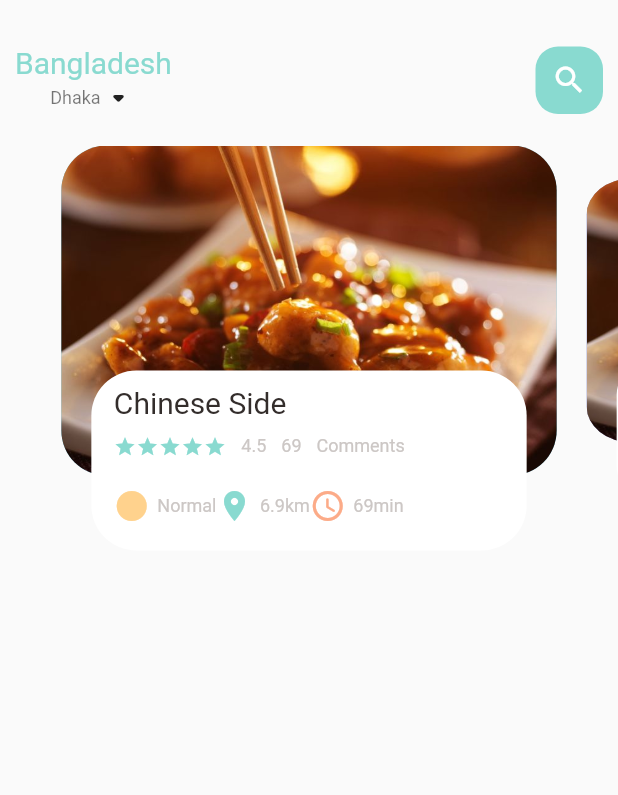
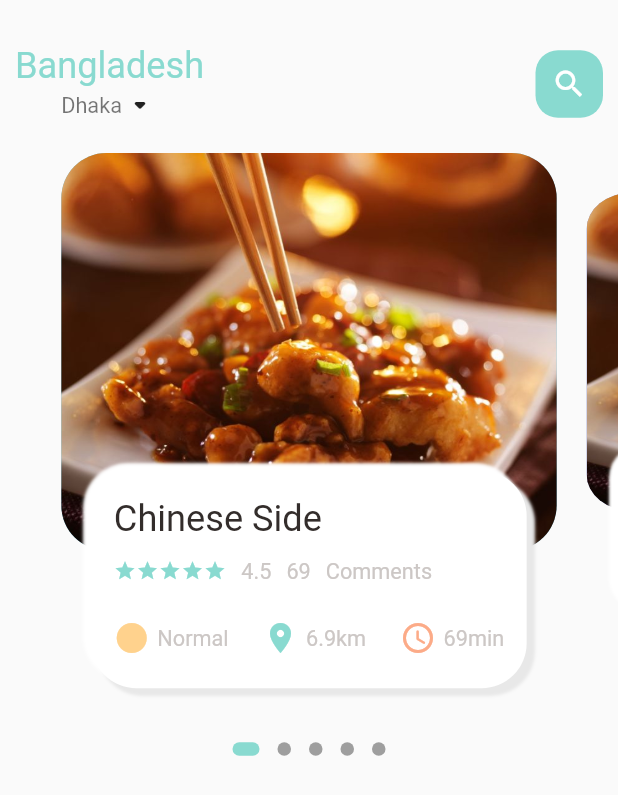
Before and after one commit to Towfiq-Roni/e_commerce, a Flutter app: the screen it shows after launch, on a phone screen of 412 x 824 dp. Shown: the top 795 px of the screen. Run offline on Flutter 3.47's test engine with Material 2 defaults, Android fonts, the phone set to English and light mode, and no system bars; drawn by our look-alikes of dots_indicator; our stand-ins replace get.

Commit message:
done till dynamic scaling (video 2:24:23)

```diff
--- a/lib/home/food_page_body.dart
+++ b/lib/home/food_page_body.dart
@@ -1,4 +1,6 @@
+import 'package:dots_indicator/dots_indicator.dart';
 import 'package:e_commerce/utils/colors.dart';
+import 'package:e_commerce/utils/dimensions.dart';
 import 'package:e_commerce/widgets/big_text.dart';
 import 'package:e_commerce/widgets/icon_and_text_widget.dart';
 import 'package:e_commerce/widgets/small_text.dart';
@@ -16,10 +18,10 @@ class _FoodPageBodyState extends State<FoodPageBody> {
   PageController pageController = PageController(viewportFraction: 0.85);
   var _currPageValue = 0.0;
   double _scaleFactor = 0.8;
-  double _height = 220;
+  double _height = Dimensions.pageViewContainer;
 
   @override
-  void initState(){
+  void initState() {
     super.initState();
     pageController.addListener(() {
       setState(() {
@@ -30,50 +32,63 @@ class _FoodPageBodyState extends State<FoodPageBody> {
   }
 
   @override
-  void dispose(){
+  void dispose() {
     pageController.dispose();
   }
 
   @override
   Widget build(BuildContext context) {
-    return Container(
+    return Column(
+      children: [
+        Container(
           // color: Colors.redAccent,
-      height: 300,
+          height: Dimensions.pageView,
           child: PageView.builder(
               controller: pageController,
               itemCount: 5,
               itemBuilder: (context, position) {
                 return _buildPageItem(position);
               }),
+        ),
+        new DotsIndicator(
+          dotsCount: 5,
+          position: _currPageValue,
+          decorator: DotsDecorator(
+            activeColor: AppColors.mainColor,
+            size: const Size.square(9.0),
+            activeSize: const Size(18.0, 9.0),
+            activeShape: RoundedRectangleBorder(
+                borderRadius: BorderRadius.circular(5.0)),
+          ),
+        ),
+      ],
     );
   }
 
   Widget _buildPageItem(int index) {
     Matrix4 matrix4 = new Matrix4.identity();
-    if(index == _currPageValue.floor()){
-      var currScale = 1-(_currPageValue-index)*(1-_scaleFactor);
-      var currTrans = _height*(1-currScale)/2;
+    if (index == _currPageValue.floor()) {
+      var currScale = 1 - (_currPageValue - index) * (1 - _scaleFactor);
+      var currTrans = _height * (1 - currScale) / 2;
       matrix4 = Matrix4.diagonal3Values(1, currScale, 1)
         ..setTranslationRaw(0, currTrans, 0);
-    }
-    else if(index == _currPageValue.floor()+1){
-      var currScale = _scaleFactor+(_currPageValue-index+1)*(1-_scaleFactor);
-      var currTrans = _height*(1-currScale)/2;
+    } else if (index == _currPageValue.floor() + 1) {
+      var currScale =
+          _scaleFactor + (_currPageValue - index + 1) * (1 - _scaleFactor);
+      var currTrans = _height * (1 - currScale) / 2;
       matrix4 = Matrix4.diagonal3Values(1, currScale, 1);
       matrix4 = Matrix4.diagonal3Values(1, currScale, 1)
         ..setTranslationRaw(0, currTrans, 0);
-    }
-    else if(index == _currPageValue.floor()-1){
-      var currScale = 1-(_currPageValue-index)*(1-_scaleFactor);
-      var currTrans = _height*(1-currScale)/2;
+    } else if (index == _currPageValue.floor() - 1) {
+      var currScale = 1 - (_currPageValue - index) * (1 - _scaleFactor);
+      var currTrans = _height * (1 - currScale) / 2;
       matrix4 = Matrix4.diagonal3Values(1, currScale, 1);
       matrix4 = Matrix4.diagonal3Values(1, currScale, 1)
         ..setTranslationRaw(0, currTrans, 0);
-    }
-    else{
+    } else {
       var currScale = 0.8;
       matrix4 = Matrix4.diagonal3Values(1, currScale, 1)
-        ..setTranslationRaw(0, _height*(1-_scaleFactor)/2, 1);
+        ..setTranslationRaw(0, _height * (1 - _scaleFactor) / 2, 1);
     }
 
     return Transform(
@@ -81,55 +96,88 @@ class _FoodPageBodyState extends State<FoodPageBody> {
       child: Stack(
         children: [
           Container(
-            height: 220,
+            height: Dimensions.pageViewContainer,
             margin: EdgeInsets.only(left: 10, right: 10),
             decoration: BoxDecoration(
               borderRadius: BorderRadius.circular(30),
               color: index.isEven ? Color(0xFF69c5df) : Color(0xFF9294cc),
               image: DecorationImage(
                   fit: BoxFit.cover,
-                    image: AssetImage("assets/image/food1.png"))),
+                  image: AssetImage("assets/image/food1.png")),
+            ),
           ),
           Align(
             alignment: Alignment.bottomCenter,
             child: Container(
-              height: 120,
+              height: Dimensions.pageViewTextContainer,
               margin: EdgeInsets.only(left: 30, right: 30, bottom: 30),
               decoration: BoxDecoration(
                 borderRadius: BorderRadius.circular(30),
                 color: Colors.white,
+                boxShadow: [
+                  BoxShadow(
+                    color: Color(0xFFe8e8e8),
+                    blurRadius: 1.0,
+                    offset: Offset(5, 5),
+                  ),
+                  BoxShadow(
+                    color: Colors.white,
+                    blurRadius: 1.0,
+                    offset: Offset(-5, -5),
+                  ),
+                ],
               ),
               child: Container(
-                padding: EdgeInsets.only(top: 10, left: 15, right: 15),
+                padding: EdgeInsets.only(
+                    top: Dimensions.height15, left: 15, right: 15),
                 child: Column(
                   crossAxisAlignment: CrossAxisAlignment.start,
                   children: [
                     BigText(text: "Chinese Side"),
-                    SizedBox(height: 10,),
+                    SizedBox(
+                      height: Dimensions.height10,
+                    ),
                     Row(
                       children: [
                         Wrap(
-                          children: List.generate(5, (index) => Icon(Icons.star,
-                              color:AppColors.mainColor, size: 15,)),
+                          children: List.generate(
+                              5,
+                              (index) => Icon(
+                                    Icons.star,
+                                    color: AppColors.mainColor,
+                                    size: 15,
+                                  )),
                         ),
-                        SizedBox(width: 10,),
+                        SizedBox(
+                          width: 10,
+                        ),
                         SmallText(text: "4.5"),
-                        SizedBox(width: 10,),
+                        SizedBox(
+                          width: 10,
+                        ),
                         SmallText(text: "69"),
-                        SizedBox(width: 10,),
+                        SizedBox(
+                          width: 10,
+                        ),
                         SmallText(text: "Comments"),
                       ],
                     ),
-                    SizedBox(height: 20,),
+                    SizedBox(
+                      height: Dimensions.height20,
+                    ),
                     Row(
+                      mainAxisAlignment: MainAxisAlignment.spaceBetween,
                       children: [
-                        IconAndTextWidget(icon:Icons.circle_sharp,
+                        IconAndTextWidget(
+                            icon: Icons.circle_sharp,
                             text: "Normal",
                             iconColor: AppColors.iconColor1),
-                        IconAndTextWidget(icon:Icons.location_on,
+                        IconAndTextWidget(
+                            icon: Icons.location_on,
                             text: "6.9km",
                             iconColor: AppColors.mainColor),
-                        IconAndTextWidget(icon:Icons.access_time_rounded,
+                        IconAndTextWidget(
+                            icon: Icons.access_time_rounded,
                             text: "69min",
                             iconColor: AppColors.iconColor2),
                       ],
--- a/lib/home/main_food_page.dart
+++ b/lib/home/main_food_page.dart
@@ -14,6 +14,7 @@ class MainFoodPage extends StatefulWidget {
 class _MainFoodPageState extends State<MainFoodPage> {
   @override
   Widget build(BuildContext context) {
+    // print("Screen Height: "+MediaQuery.of(context).size.height.toString());
     return Scaffold(
       body: Column(
         children: [
--- a/lib/main.dart
+++ b/lib/main.dart
@@ -1,5 +1,6 @@
 import 'package:e_commerce/home/main_food_page.dart';
 import 'package:flutter/material.dart';
+import 'package:get/get.dart';
 
 void main() {
   runApp(const MyApp());
@@ -11,7 +12,7 @@ class MyApp extends StatelessWidget {
   // This widget is the root of your application.
   @override
   Widget build(BuildContext context) {
-    return MaterialApp(
+    return GetMaterialApp(
       debugShowCheckedModeBanner: false,
       title: 'Flutter Demo',
       theme: ThemeData(
--- /dev/null
+++ b/lib/utils/dimensions.dart
@@ -0,0 +1,17 @@
+import 'package:get/get.dart';
+
+class Dimensions{
+  static double screenHeight = Get.context!.height;
+  static double screenWidth = Get.context!.width;
+
+  static double pageView = screenHeight/2.13;
+  static double pageViewContainer = screenHeight/3.11;
+  static double pageViewTextContainer = screenHeight/5.69;
+
+  static double height10 = screenHeight/68.3;
+  static double height15 = screenHeight/45.53;
+  static double height20 = screenHeight/34.15;
+
+  static double font20 = screenHeight/34.15;
+  static double font12 = screenHeight/56.92;
+}
--- a/lib/widgets/big_text.dart
+++ b/lib/widgets/big_text.dart
@@ -1,4 +1,6 @@
 import 'package:flutter/material.dart';
+
+import '../utils/dimensions.dart';
 
 class BigText extends StatelessWidget {
   Color? color;
@@ -10,7 +12,7 @@ class BigText extends StatelessWidget {
       {Key? key,
       this.color = const Color(0xFF332d2b),
       required this.text,
-      this.size = 20,
+      this.size = 0,
       this.overflow = TextOverflow.ellipsis})
       : super(key: key);
 
@@ -22,7 +24,7 @@ class BigText extends StatelessWidget {
         style: TextStyle(
           fontFamily: 'Roboto',
           color: color,
-          fontSize: size,
+          fontSize: size==0?Dimensions.font20:size,
           fontWeight: FontWeight.w400,
         ));
   }
--- a/lib/widgets/small_text.dart
+++ b/lib/widgets/small_text.dart
@@ -1,3 +1,4 @@
+import 'package:e_commerce/utils/dimensions.dart';
 import 'package:flutter/material.dart';
 
 class SmallText extends StatelessWidget {
@@ -11,7 +12,7 @@ class SmallText extends StatelessWidget {
       {Key? key,
         this.color = const Color(0xFFccc7c5),
         required this.text,
-        this.size = 12,
+        this.size = 0,
         this.height=1.2,
         // this.overflow = TextOverflow.ellipsis
       })
@@ -24,7 +25,7 @@ class SmallText extends StatelessWidget {
         style: TextStyle(
           fontFamily: 'Roboto',
           color: color,
-          fontSize: size,
+          fontSize: size==0?Dimensions.font12:size,
           height: height,
           // fontWeight: FontWeight.w400,
         ));
--- a/pubspec.yaml
+++ b/pubspec.yaml
@@ -36,6 +36,8 @@ dependencies:
   # The following adds the Cupertino Icons font to your application.
   # Use with the CupertinoIcons class for iOS style icons.
   cupertino_icons: ^1.0.2
+  dots_indicator: ^2.1.0
+  get: ^4.6.5
 
 dev_dependencies:
   flutter_test:
```
Also changed, not shown: pubspec.lock. Lines whose indentation alone changed are shown as unchanged.
